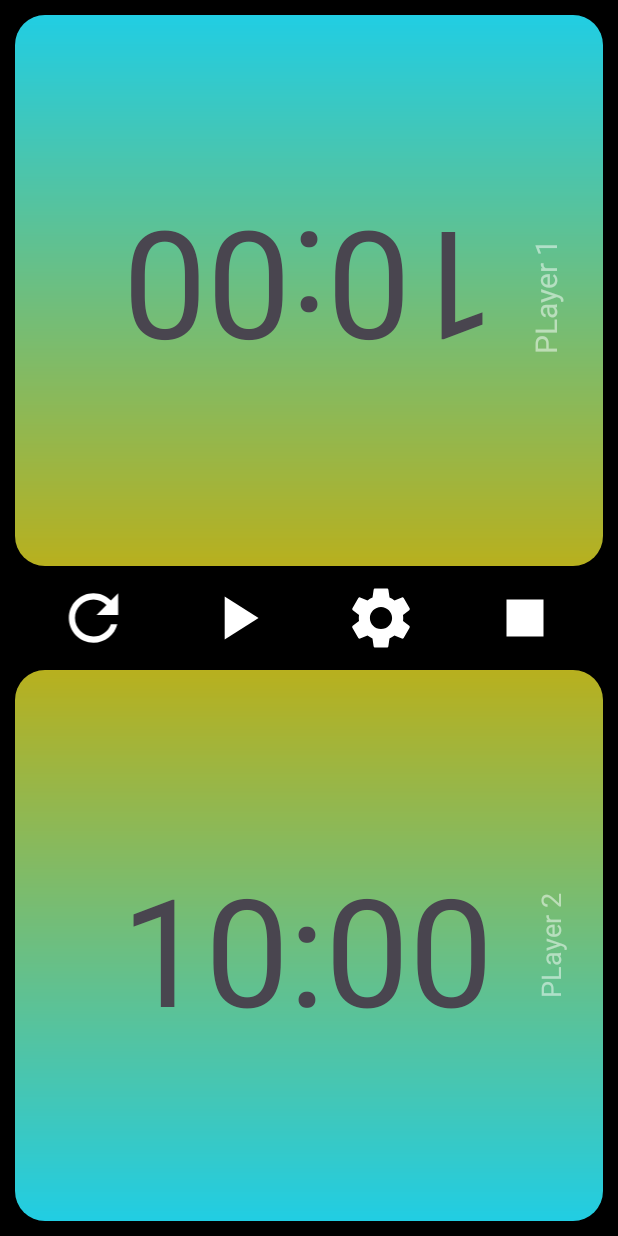
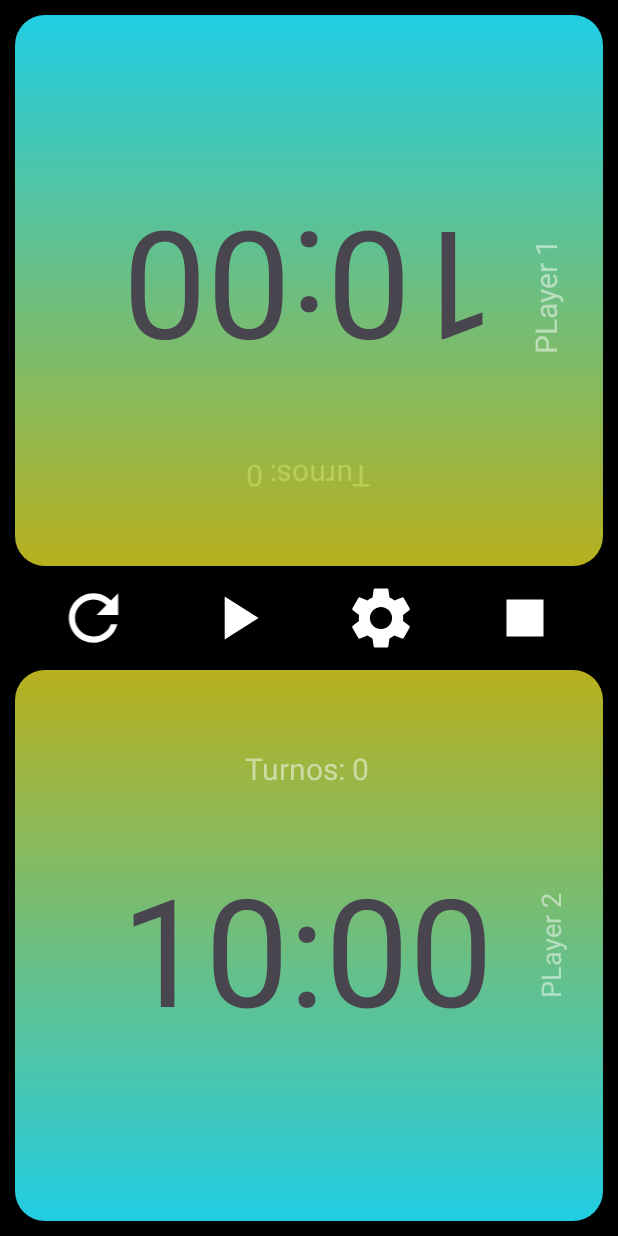
Before and after one commit to efrainsalzar/TemporizadorChess, an Android app: the Temporizador screen opened directly, with no data from a screen before it, on a phone screen of 412 x 824 dp. Run offline under Robolectric (Android 15) with nearby library versions, the phone set to English and light mode, and no system bars; our stand-ins replace Firebase (no records; nobody signed in at launch, a user with empty details on screens opened directly).

Commit message:
vista del numero de turnos

```diff
--- a/app/src/main/java/com/example/temporizadorchess/Temporizador.kt
+++ b/app/src/main/java/com/example/temporizadorchess/Temporizador.kt
@@ -69,8 +69,8 @@ class Temporizador : AppCompatActivity() {
         val pausePlay = findViewById<ImageView>(R.id.pausePlay)
         val configuracion = findViewById<ImageView>(R.id.configuracion)
         val reiniciarTempo = findViewById<ImageView>(R.id.reiniciarTempo)
-
-
+        val cuenta1=findViewById<TextView>(R.id.set1)
+        val cuenta2=findViewById<TextView>(R.id.set2)
         //Evento Click
 
         //Click Boton P1 tiempo y color
@@ -80,6 +80,7 @@ class Temporizador : AppCompatActivity() {
                 contarP1++
                 condicionWin = true
                 ClickbotonTempo(boton1, boton2)
+                cuenta1.setText("Turnos: "+contarP1)
                 swImageTempo = 2
             }
         }
@@ -90,6 +91,7 @@ class Temporizador : AppCompatActivity() {
                 contarP2++
                 condicionWin = false
                 ClickbotonTempo(boton2, boton1)
+                cuenta2.setText("Turnos: "+contarP2)
                 swImageTempo = 1
             }
         }
--- a/app/src/main/res/layout/activity_temporizador.xml
+++ b/app/src/main/res/layout/activity_temporizador.xml
@@ -7,6 +7,21 @@
     android:background="#000000"
     tools:context=".Temporizador">
 
+
+    <TextView
+        android:id="@+id/set1"
+        android:layout_width="113dp"
+        android:layout_height="33dp"
+        android:text="Turnos: 0"
+        android:textSize="20dp"
+        android:rotation="180"
+        android:gravity="center"
+        android:textColor="#80FFFFFF"
+        app:layout_constraintBottom_toBottomOf="parent"
+        app:layout_constraintEnd_toEndOf="parent"
+        app:layout_constraintStart_toStartOf="parent"
+        app:layout_constraintTop_toTopOf="@+id/view1"
+        app:layout_constraintVertical_bias="0.372" />
 
     <View
         android:id="@+id/view1"
@@ -31,6 +46,7 @@
         android:textColor="#FFFFFF"
         android:textColorHint="#80FFFFFF"
         android:textSize="20dp"
+
         app:layout_constraintBottom_toBottomOf="@+id/view1"
         app:layout_constraintEnd_toEndOf="@+id/view1"
         app:layout_constraintHorizontal_bias="1.0"
@@ -105,9 +121,10 @@
 
         app:layout_constraintBottom_toBottomOf="parent"
         app:layout_constraintEnd_toEndOf="parent"
-        app:layout_constraintHorizontal_bias="0.0"
+        app:layout_constraintHorizontal_bias="0.157"
         app:layout_constraintStart_toStartOf="parent"
-        app:layout_constraintTop_toBottomOf="@+id/centro" >
+        app:layout_constraintTop_toBottomOf="@+id/centro"
+        app:layout_constraintVertical_bias="1.0">
 
 
     </View>
@@ -139,5 +156,20 @@
         app:layout_constraintTop_toTopOf="@+id/view2"
         app:layout_constraintVertical_bias="0.507" />
 
+    <TextView
+        android:id="@+id/set2"
+        android:layout_width="109dp"
+        android:layout_height="25dp"
+        android:text="Turnos: 0"
+        android:textSize="20dp"
+        android:textColor="#80FFFFFF"
+        android:gravity="center"
+        app:layout_constraintBottom_toBottomOf="parent"
+        app:layout_constraintEnd_toEndOf="parent"
+        app:layout_constraintHorizontal_bias="0.493"
+        app:layout_constraintStart_toStartOf="parent"
+        app:layout_constraintTop_toTopOf="@+id/view1"
+        app:layout_constraintVertical_bias="0.62" />
+
 
 </androidx.constraintlayout.widget.ConstraintLayout>
```
